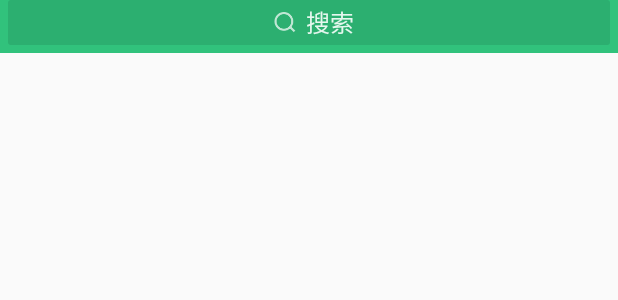
After one commit to IKnowYouKnow/QQMusic-1, an Android app: the layout main_search_bar.xml on its own in the app's theme, with its tools: preview values and no code run, on a phone screen of 412 x 824 dp. The commit adds this screen. Shown: the top 300 px of the screen. Run offline under Robolectric (Android 15) with nearby library versions, the phone set to English and light mode, and no system bars.

Commit message:
maintab搜索栏

```diff
--- a/app/build.gradle
+++ b/app/build.gradle
@@ -2,7 +2,7 @@ apply plugin: 'com.android.application'
 
 android {
     compileSdkVersion 23
-    buildToolsVersion '25.0.3'
+    buildToolsVersion '25.0.2'
     defaultConfig {
         applicationId "com.youyan.qqmusic"
         minSdkVersion 15
--- a/app/src/main/java/com/youyan/qqmusic/widget/TitleBar.java
+++ b/app/src/main/java/com/youyan/qqmusic/widget/TitleBar.java
@@ -50,4 +50,8 @@ public class TitleBar {
     public void setRightBtn(int rightBtn) {
         mRightBtn.setImageResource(rightBtn);
     }
+
+    public void setTitleContent(View view) {
+        mTitleContent.addView(view);
+    }
 }
--- /dev/null
+++ b/app/src/main/res/drawable/main_tab_text_color.xml
@@ -0,0 +1,5 @@
+<?xml version="1.0" encoding="utf-8"?>
+<selector xmlns:android="http://schemas.android.com/apk/res/android">
+    <item android:state_selected="true" android:color="@color/maintab_text_sel"/>
+    <item android:state_selected="false" android:color="@color/maintab_text_nor" />
+</selector>
--- /dev/null
+++ b/app/src/main/res/drawable/main_title_right_btn.xml
@@ -0,0 +1,5 @@
+<?xml version="1.0" encoding="utf-8"?>
+<selector xmlns:android="http://schemas.android.com/apk/res/android">
+    <item android:state_pressed="true" android:drawable="@drawable/maintabbar_button_recognizer_highlight"/>
+    <item android:state_pressed="false" android:drawable="@drawable/maintabbar_button_recognizer_normal" />
+</selector>
--- /dev/null
+++ b/app/src/main/res/drawable/search_edit_bg.xml
@@ -0,0 +1,8 @@
+<?xml version="1.0" encoding="utf-8"?>
+<shape xmlns:android="http://schemas.android.com/apk/res/android"
+    android:shape="rectangle">
+
+    <solid android:color="@color/main_search_editbg" />
+    <corners android:radius="2dp" />
+
+</shape>
--- a/app/src/main/res/layout/fragment_main.xml
+++ b/app/src/main/res/layout/fragment_main.xml
@@ -6,6 +6,8 @@
 
     <include layout="@layout/title_bar" />
 
+    <include layout="@layout/main_search_bar" />
+
     <android.support.v4.view.ViewPager
         android:id="@+id/main_view_pager"
         android:layout_width="match_parent"
--- /dev/null
+++ b/app/src/main/res/layout/main_search_bar.xml
@@ -0,0 +1,42 @@
+<?xml version="1.0" encoding="utf-8"?>
+<RelativeLayout xmlns:android="http://schemas.android.com/apk/res/android"
+    android:layout_width="match_parent"
+    android:layout_height="@dimen/main_searchbar_h"
+    android:background="@color/colorPrimary"
+    android:paddingLeft="@dimen/padding5"
+    android:paddingRight="@dimen/padding5"
+    android:paddingBottom="@dimen/padding5"
+    android:orientation="horizontal">
+
+    <FrameLayout
+        android:layout_width="match_parent"
+        android:layout_height="match_parent"
+        android:background="@drawable/search_edit_bg">
+
+        <LinearLayout
+            android:id="@+id/label_search"
+            android:layout_width="wrap_content"
+            android:layout_height="wrap_content"
+            android:layout_gravity="center"
+            android:gravity="center_vertical"
+            android:orientation="horizontal">
+
+            <ImageView
+                android:layout_width="@dimen/main_searchbtn_size"
+                android:layout_height="@dimen/main_searchbtn_size"
+                android:src="@drawable/label_search_icon"/>
+
+            <TextView
+                android:layout_width="wrap_content"
+                android:layout_height="wrap_content"
+                android:textSize="@dimen/font16"
+                android:textColor="@color/maintab_text_nor"
+                android:text="@string/search"/>
+
+        </LinearLayout>
+
+    </FrameLayout>
+
+
+
+</RelativeLayout>
--- a/app/src/main/res/values/colors.xml
+++ b/app/src/main/res/values/colors.xml
@@ -10,4 +10,7 @@
     <color name="guide_circle_normal">#a3a3a3</color>
     <color name="guide_circle_select">@color/white</color>
 
+    <color name="maintab_text_nor">#E5F7EE</color>
+    <color name="maintab_text_sel">@color/white</color>
+    <color name="main_search_editbg">#2CAF70</color>
 </resources>
--- a/app/src/main/res/values/dimens.xml
+++ b/app/src/main/res/values/dimens.xml
@@ -14,8 +14,20 @@
     <dimen name="title_height">50dp</dimen>
     <dimen name="title_btn_size">50dp</dimen>
 
+    <dimen name="main_searchbar_h">35dp</dimen>
+    <dimen name="main_searchbtn_size">28dp</dimen>
+
     <dimen name="margin5">5dp</dimen>
     <dimen name="margin10">10dp</dimen>
+    <dimen name="margin15">15dp</dimen>
+    <dimen name="margin18">18dp</dimen>
     <dimen name="margin20">20dp</dimen>
 
+    <dimen name="padding5">5dp</dimen>
+
+    <dimen name="font12">12sp</dimen>
+    <dimen name="font16">16sp</dimen>
+    <dimen name="font18">18sp</dimen>
+    <dimen name="font20">20sp</dimen>
+
 </resources>
--- a/app/src/main/res/values/strings.xml
+++ b/app/src/main/res/values/strings.xml
@@ -1,3 +1,7 @@
 <resources>
     <string name="app_name">QQ音乐</string>
+    <string name="maintab_mine">我的</string>
+    <string name="maintab_music">音乐馆</string>
+    <string name="maintab_discover">发现</string>
+    <string name="search">搜索</string>
 </resources>
```
Also changed, not shown: app/src/main/java/com/youyan/qqmusic/MainActivity.java (+13 -1 lines), app/src/main/java/com/youyan/qqmusic/main/view/MainFragment.java (+92 -3 lines), app/src/main/res/layout/main_tab.xml (added, +34 -0 lines), app/src/main/res/layout/title_bar.xml (+10 -10 lines), app/src/main/res/drawable-hdpi/label_search_icon.png (added), app/src/main/res/drawable-hdpi/maintabbar_button_recognizer_highlight.png (added), app/src/main/res/drawable-hdpi/maintabbar_button_recognizer_normal.png (added), app/src/main/res/drawable-hdpi/maintabbar_button_search_highlight.png (added), app/src/main/res/drawable-hdpi/maintabbar_button_search_normal.png (added).
